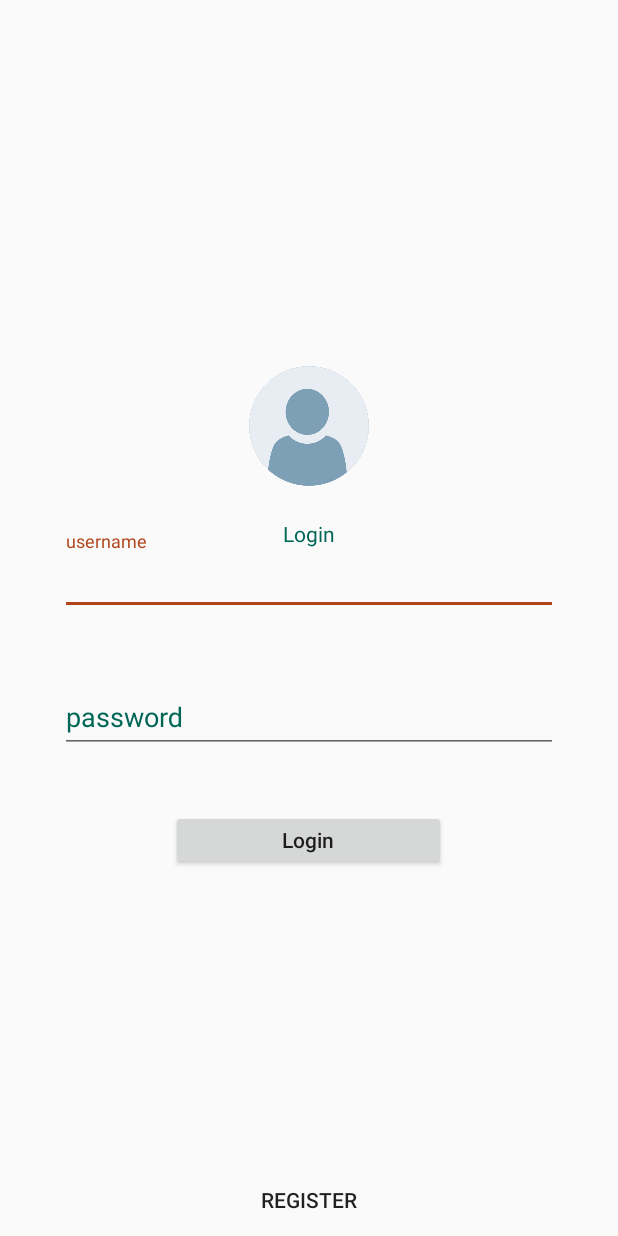
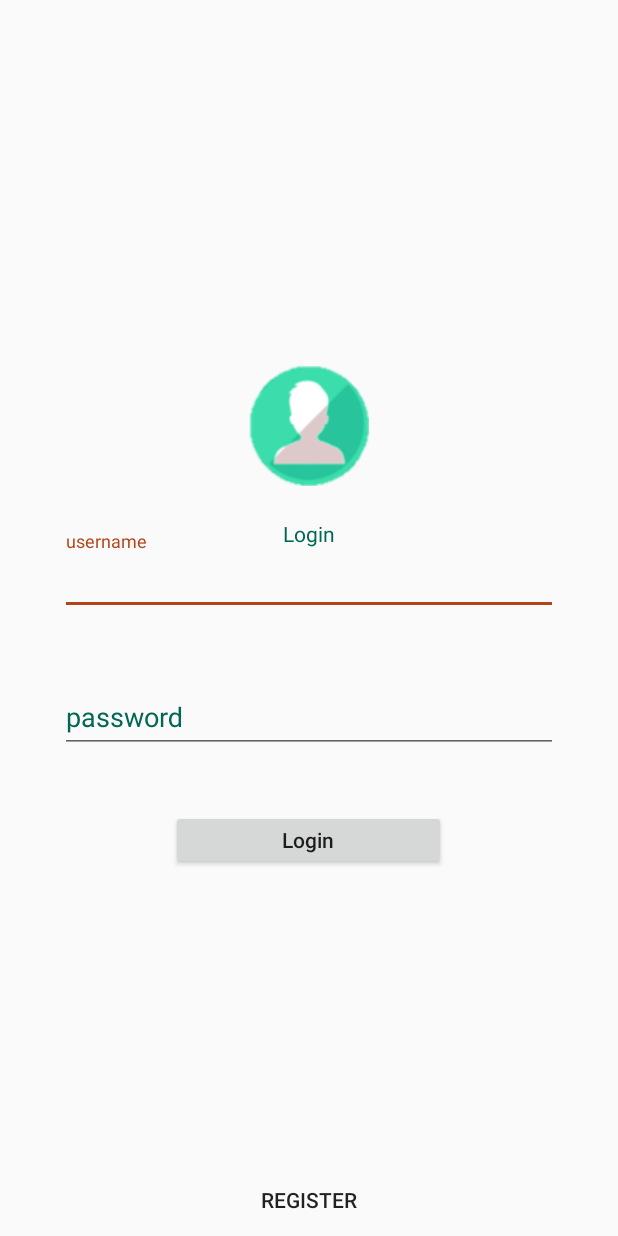
Before and after one commit to CarlosDubon/FavTrack, an Android app: the layout login.xml on its own in the app's theme, with its tools: preview values and no code run, on a phone screen of 412 x 824 dp. Run offline under Robolectric (Android 15) with nearby library versions, the phone set to English and light mode, and no system bars.

Commit message:
cambios, rama login merged

```diff
--- a/app/src/main/res/layout/login.xml
+++ b/app/src/main/res/layout/login.xml
@@ -9,11 +9,7 @@
     android:layout_height="match_parent"
     android:animateLayoutChanges="true"
 
-    tools:context=".MainActivity">
-
-
-
-
+    tools:context=".activities.FavTrack">
     <RelativeLayout
         android:layout_width="wrap_content"
         android:layout_height="wrap_content"
@@ -30,7 +26,7 @@
             android:layout_centerHorizontal="true"
             android:adjustViewBounds="true"
             android:scaleType="fitCenter"
-            android:src="@drawable/avatar" />
+            android:src="@drawable/avatar_general" />
 
 
 
```
